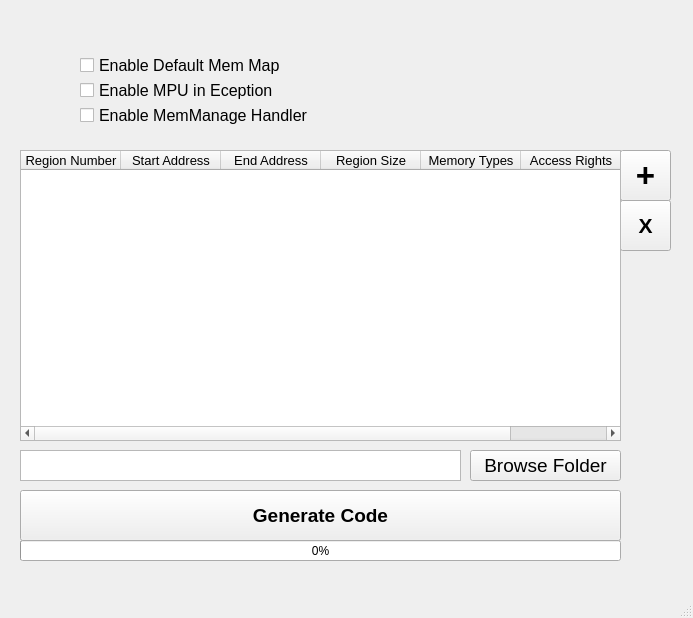
Qt form MPU_GUI/MPU.ui (nghia12a1-t-ara/Learn-Python) before a commit.
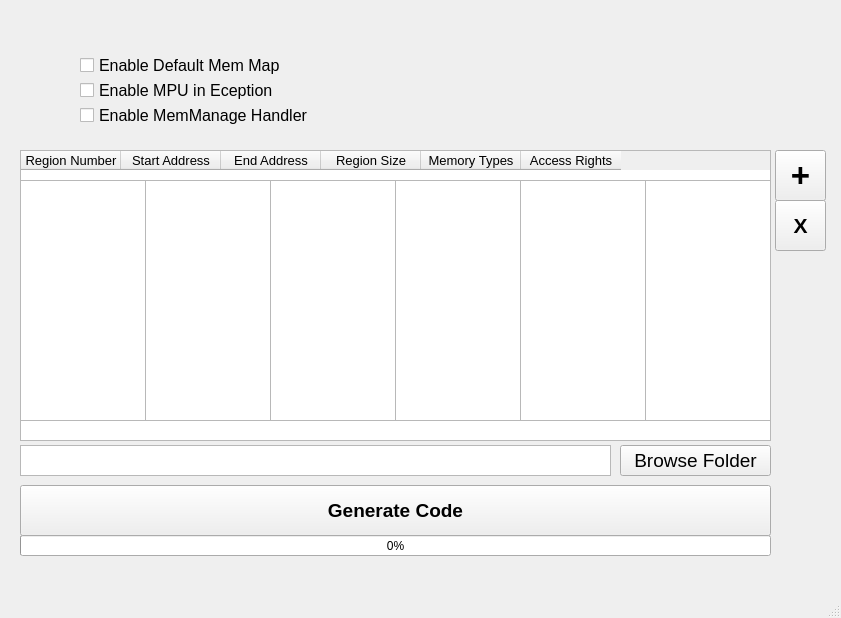
The same form after that commit.

Patch:
```diff
--- a/MPU_GUI/MPU.ui
+++ b/MPU_GUI/MPU.ui
@@ -6,7 +6,7 @@
    <rect>
     <x>0</x>
     <y>0</y>
-    <width>693</width>
+    <width>841</width>
     <height>618</height>
    </rect>
   </property>
@@ -149,7 +149,7 @@
    <widget class="QToolButton" name="addRegion">
     <property name="geometry">
      <rect>
-      <x>620</x>
+      <x>775</x>
       <y>150</y>
       <width>51</width>
       <height>51</height>
@@ -169,7 +169,7 @@
    <widget class="QToolButton" name="DeleteRegion">
     <property name="geometry">
      <rect>
-      <x>620</x>
+      <x>775</x>
       <y>200</y>
       <width>51</width>
       <height>51</height>
@@ -191,7 +191,7 @@
      <rect>
       <x>20</x>
       <y>150</y>
-      <width>601</width>
+      <width>751</width>
       <height>291</height>
      </rect>
     </property>
@@ -280,8 +280,8 @@
     <property name="geometry">
      <rect>
       <x>20</x>
-      <y>450</y>
-      <width>441</width>
+      <y>445</y>
+      <width>591</width>
       <height>31</height>
      </rect>
     </property>
@@ -289,15 +289,15 @@
      <string>&lt;!DOCTYPE HTML PUBLIC &quot;-//W3C//DTD HTML 4.0//EN&quot; &quot;http://www.w3.org/TR/REC-html40/strict.dtd&quot;&gt;
 &lt;html&gt;&lt;head&gt;&lt;meta name=&quot;qrichtext&quot; content=&quot;1&quot; /&gt;&lt;style type=&quot;text/css&quot;&gt;
 p, li { white-space: pre-wrap; }
-&lt;/style&gt;&lt;/head&gt;&lt;body style=&quot; font-family:'MS Shell Dlg 2'; font-size:8.25pt; font-weight:400; font-style:normal;&quot;&gt;
-&lt;p style=&quot;-qt-paragraph-type:empty; margin-top:0px; margin-bottom:0px; margin-left:0px; margin-right:0px; -qt-block-indent:0; text-indent:0px; font-size:7.8pt;&quot;&gt;&lt;br /&gt;&lt;/p&gt;&lt;/body&gt;&lt;/html&gt;</string>
+&lt;/style&gt;&lt;/head&gt;&lt;body style=&quot; font-family:'MS Shell Dlg 2'; font-size:7.8pt; font-weight:400; font-style:normal;&quot;&gt;
+&lt;p style=&quot;-qt-paragraph-type:empty; margin-top:0px; margin-bottom:0px; margin-left:0px; margin-right:0px; -qt-block-indent:0; text-indent:0px;&quot;&gt;&lt;br /&gt;&lt;/p&gt;&lt;/body&gt;&lt;/html&gt;</string>
     </property>
    </widget>
    <widget class="QToolButton" name="toolButton">
     <property name="geometry">
      <rect>
-      <x>470</x>
-      <y>450</y>
+      <x>620</x>
+      <y>445</y>
       <width>151</width>
       <height>31</height>
      </rect>
@@ -315,8 +315,8 @@
     <property name="geometry">
      <rect>
       <x>20</x>
-      <y>540</y>
-      <width>601</width>
+      <y>535</y>
+      <width>751</width>
       <height>21</height>
      </rect>
     </property>
@@ -328,8 +328,8 @@
     <property name="geometry">
      <rect>
       <x>20</x>
-      <y>490</y>
-      <width>601</width>
+      <y>485</y>
+      <width>751</width>
       <height>51</height>
      </rect>
     </property>
@@ -344,6 +344,66 @@
      <string>Generate Code</string>
     </property>
    </widget>
+   <widget class="QListWidget" name="RegionList">
+    <property name="geometry">
+     <rect>
+      <x>20</x>
+      <y>180</y>
+      <width>126</width>
+      <height>241</height>
+     </rect>
+    </property>
+   </widget>
+   <widget class="QListWidget" name="StartAddrList">
+    <property name="geometry">
+     <rect>
+      <x>145</x>
+      <y>180</y>
+      <width>126</width>
+      <height>241</height>
+     </rect>
+    </property>
+   </widget>
+   <widget class="QListWidget" name="EndAddrList">
+    <property name="geometry">
+     <rect>
+      <x>270</x>
+      <y>180</y>
+      <width>126</width>
+      <height>241</height>
+     </rect>
+    </property>
+   </widget>
+   <widget class="QListWidget" name="RegionSizeList">
+    <property name="geometry">
+     <rect>
+      <x>395</x>
+      <y>180</y>
+      <width>126</width>
+      <height>241</height>
+     </rect>
+    </property>
+   </widget>
+   <widget class="QListWidget" name="MemTypeList">
+    <property name="geometry">
+     <rect>
+      <x>520</x>
+      <y>180</y>
+      <width>126</width>
+      <height>241</height>
+     </rect>
+    </property>
+   </widget>
+   <widget class="QListWidget" name="AccessList">
+    <property name="geometry">
+     <rect>
+      <x>645</x>
+      <y>180</y>
+      <width>126</width>
+      <height>241</height>
+     </rect>
+    </property>
+   </widget>
   </widget>
   <widget class="QMenuBar" name="menubar">
    <property name="geometry">
```
Left out of the diff: 4 changed lines with no effect on the pictures.
